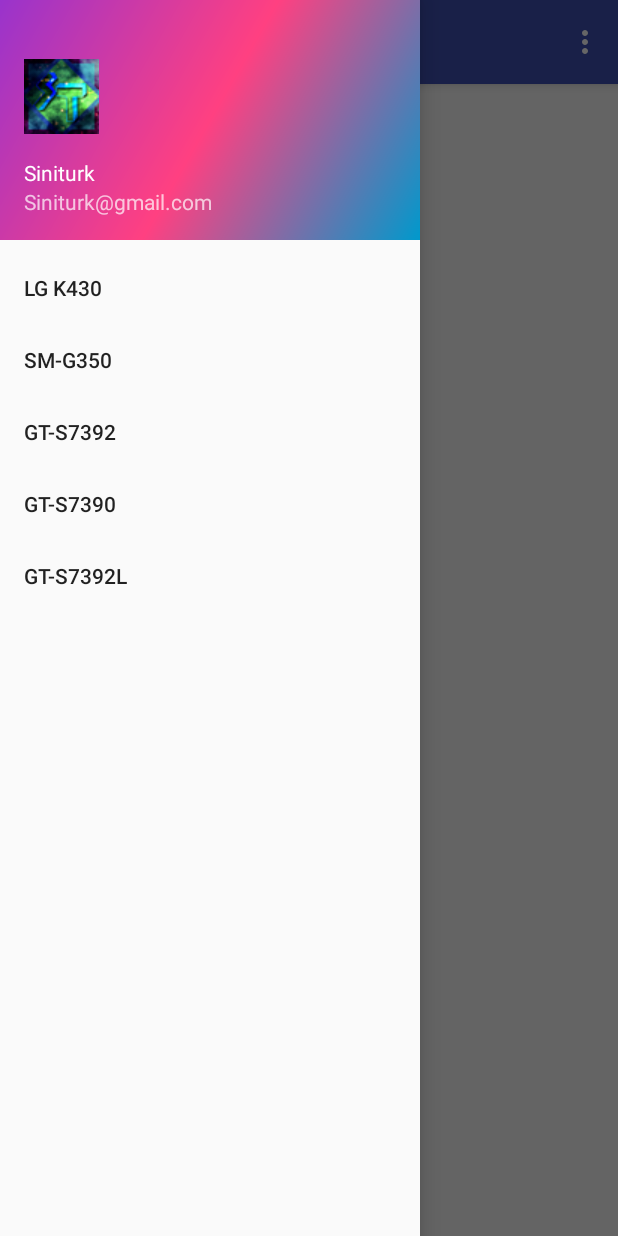
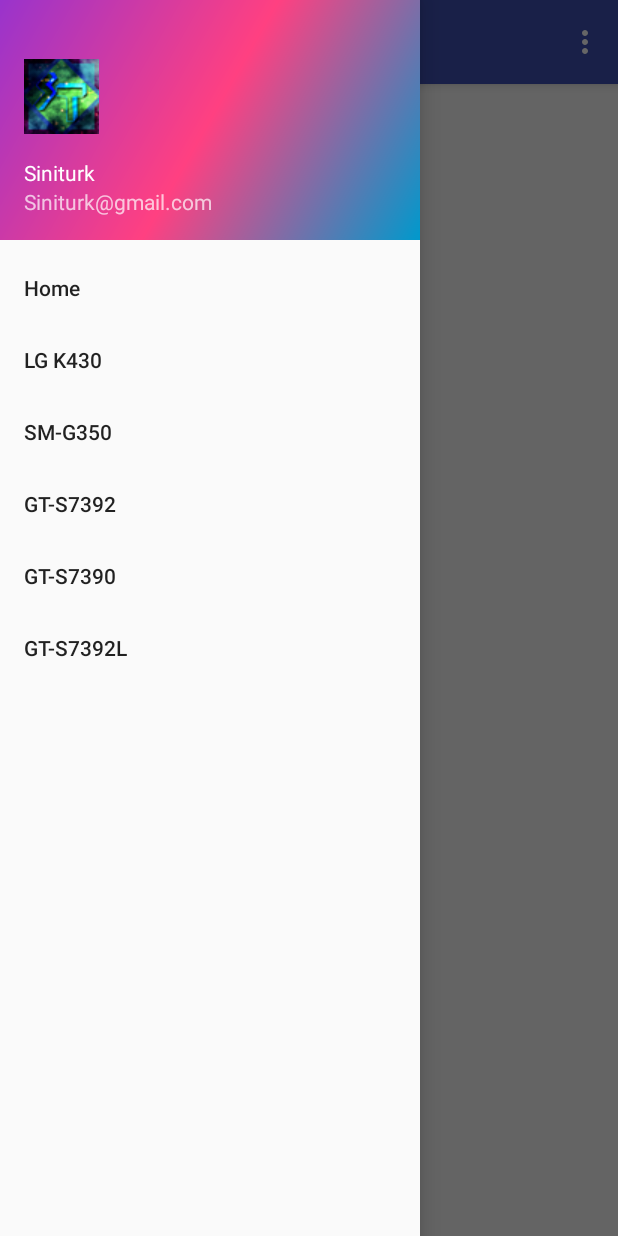
Before and after one commit to SiniTurk/Siniturk-app, an Android app: the screen it shows after launch (MainActivity), with the side drawer open, on a phone screen of 412 x 824 dp. Run offline under Robolectric (Android 15) with nearby library versions, the phone set to English and light mode, and no system bars.

Commit message:
add home button

```diff
--- a/app/src/main/res/menu/activity_main_drawer.xml
+++ b/app/src/main/res/menu/activity_main_drawer.xml
@@ -2,6 +2,11 @@
 <menu xmlns:android="http://schemas.android.com/apk/res/android">
 
     <group android:checkableBehavior="single">
+
+        <item
+            android:id="@+id/nav_home"
+            android:title="Home" />
+
         <item
             android:id="@+id/nav_K430"
             android:title="LG K430" />
```
Also changed, not shown: app/src/main/java/com/siniturk/sumit/siniturk/MainActivity.java (+9 -0 lines).
